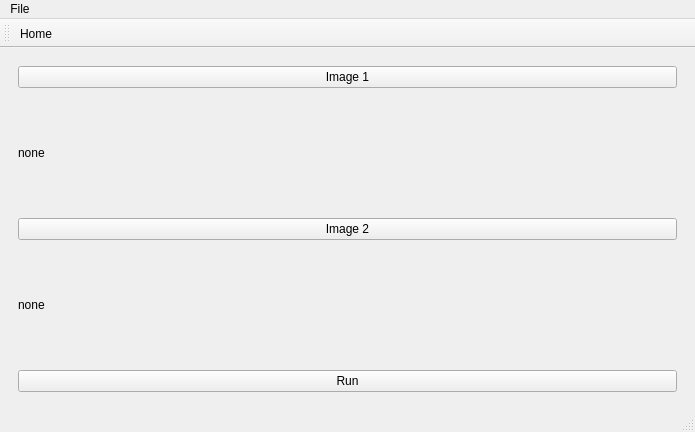
Above: mainwindow.ui from Tokyo-MQP-2024/IgniteCV before the change. Below: the same form after it.
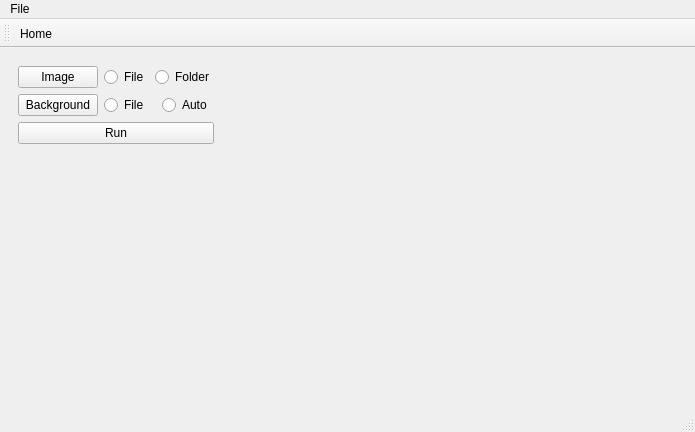
That is the form after the change. Icons and pictures are not drawn.

Commit message: Concurrency implemented for image averaging

Patch:
```diff
--- a/mainwindow.ui
+++ b/mainwindow.ui
@@ -66,37 +66,165 @@
        </layout>
       </widget>
       <widget class="QWidget" name="backkgroundRemoval">
-       <layout class="QVBoxLayout" name="verticalLayout_2">
-        <item>
-         <widget class="QPushButton" name="image1">
+       <layout class="QGridLayout" name="gridLayout_4">
+        <item row="3" column="0">
+         <widget class="QPushButton" name="run">
           <property name="text">
-           <string>Image 1</string>
+           <string>Run</string>
           </property>
          </widget>
         </item>
-        <item>
+        <item row="2" column="0">
+         <layout class="QHBoxLayout" name="horizontalLayout_3">
+          <item>
+           <widget class="QPushButton" name="image2">
+            <property name="text">
+             <string>Background</string>
+            </property>
+            <attribute name="buttonGroup">
+             <string notr="true">buttonGroup_2</string>
+            </attribute>
+           </widget>
+          </item>
+          <item>
+           <widget class="QRadioButton" name="radioButton_3">
+            <property name="text">
+             <string>File</string>
+            </property>
+            <attribute name="buttonGroup">
+             <string notr="true">buttonGroup_2</string>
+            </attribute>
+           </widget>
+          </item>
+          <item>
+           <widget class="QRadioButton" name="radioButton_4">
+            <property name="text">
+             <string>Auto</string>
+            </property>
+            <attribute name="buttonGroup">
+             <string notr="true">buttonGroup_2</string>
+            </attribute>
+           </widget>
+          </item>
+         </layout>
+        </item>
+        <item row="4" column="0">
+         <spacer name="verticalSpacer_2">
+          <property name="orientation">
+           <enum>Qt::Orientation::Vertical</enum>
+          </property>
+          <property name="sizeHint" stdset="0">
+           <size>
+            <width>20</width>
+            <height>40</height>
+           </size>
+          </property>
+         </spacer>
+        </item>
+        <item row="1" column="0">
+         <layout class="QHBoxLayout" name="horizontalLayout_2">
+          <item>
+           <widget class="QPushButton" name="image1">
+            <property name="text">
+             <string>Image</string>
+            </property>
+            <attribute name="buttonGroup">
+             <string notr="true">buttonGroup</string>
+            </attribute>
+           </widget>
+          </item>
+          <item>
+           <widget class="QRadioButton" name="radioButton">
+            <property name="text">
+             <string>File</string>
+            </property>
+            <attribute name="buttonGroup">
+             <string notr="true">buttonGroup</string>
+            </attribute>
+           </widget>
+          </item>
+          <item>
+           <widget class="QRadioButton" name="radioButton_2">
+            <property name="text">
+             <string>Folder</string>
+            </property>
+            <attribute name="buttonGroup">
+             <string notr="true">buttonGroup</string>
+            </attribute>
+           </widget>
+          </item>
+         </layout>
+        </item>
+        <item row="2" column="2">
+         <spacer name="horizontalSpacer">
+          <property name="orientation">
+           <enum>Qt::Orientation::Horizontal</enum>
+          </property>
+          <property name="sizeHint" stdset="0">
+           <size>
+            <width>40</width>
+            <height>20</height>
+           </size>
+          </property>
+         </spacer>
+        </item>
+        <item row="1" column="1">
          <widget class="QLabel" name="label_2">
           <property name="text">
-           <string>none</string>
+           <string/>
           </property>
          </widget>
         </item>
-        <item>
-         <widget class="QPushButton" name="image2">
-          <property name="text">
-           <string>Image 2</string>
-          </property>
-         </widget>
-        </item>
-        <item>
+        <item row="2" column="1">
          <widget class="QLabel" name="label_3">
           <property name="text">
-           <string>none</string>
+           <string/>
           </property>
          </widget>
         </item>
-        <item>
-         <widget class="QPushButton" name="run">
+       </layout>
+      </widget>
+      <widget class="QWidget" name="average">
+       <layout class="QGridLayout" name="gridLayout_5">
+        <item row="1" column="0">
+         <layout class="QHBoxLayout" name="horizontalLayout_4">
+          <item>
+           <widget class="QPushButton" name="pushButton_2">
+            <property name="text">
+             <string>Select Folder</string>
+            </property>
+           </widget>
+          </item>
+          <item>
+           <widget class="QLabel" name="label_4">
+            <property name="text">
+             <string/>
+            </property>
+           </widget>
+          </item>
+         </layout>
+        </item>
+        <item row="0" column="0">
+         <widget class="QGraphicsView" name="graphicsView_2"/>
+        </item>
+        <item row="3" column="0">
+         <widget class="QPushButton" name="pushButton_3">
+          <property name="text">
+           <string>Save</string>
+          </property>
+          <property name="autoDefault">
+           <bool>false</bool>
+          </property>
+          <property name="default">
+           <bool>false</bool>
+          </property>
+          <property name="flat">
+           <bool>false</bool>
+          </property>
+         </widget>
+        </item>
+        <item row="2" column="0">
+         <widget class="QPushButton" name="pushButton_4">
           <property name="text">
            <string>Run</string>
           </property>
```
Left out of the diff: 38 changed lines with no effect on the pictures. The commit also changes 8 other files.
